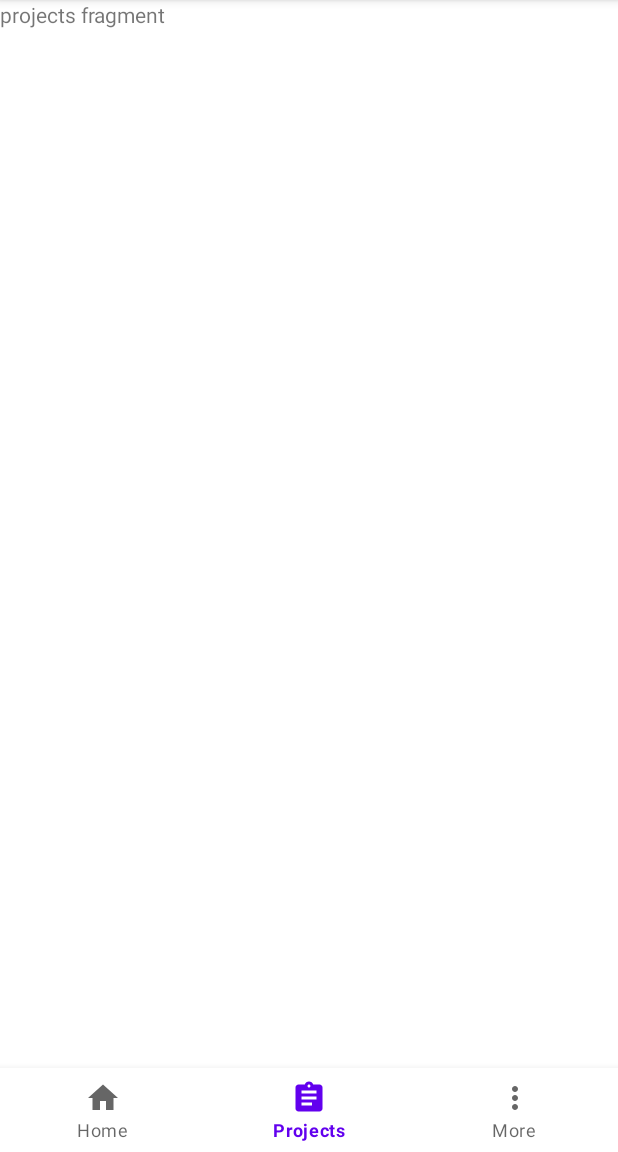
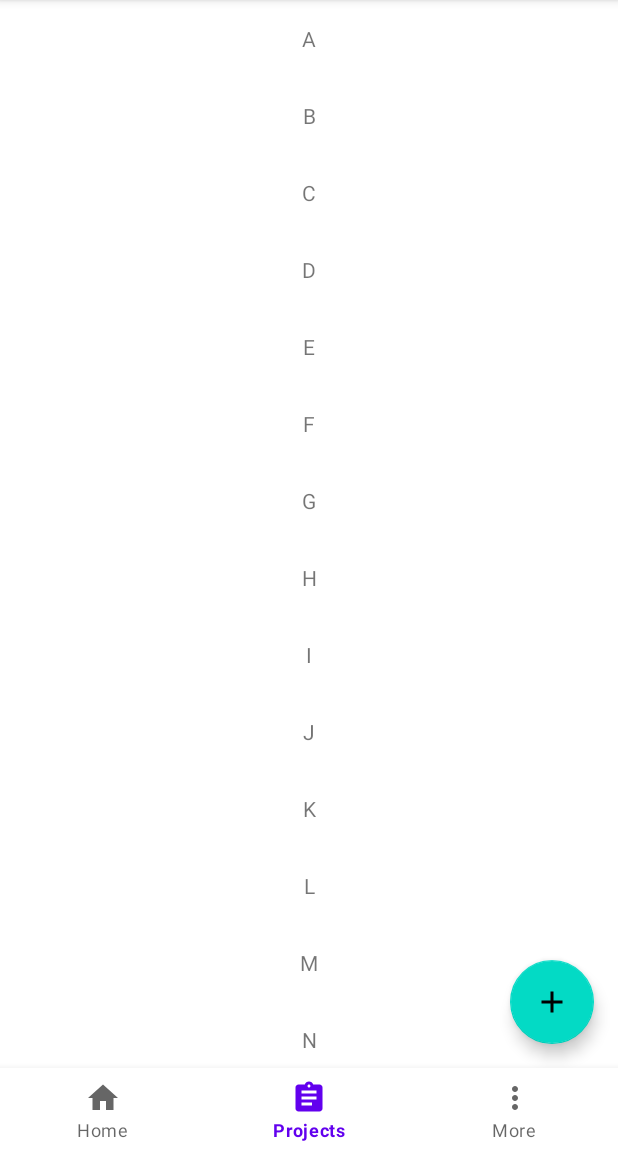
Before and after one commit to AlistairM13/DummyE2EAndroid, an Android app: the ProjectsFragment screen opened through its navigation route, on a phone screen of 412 x 824 dp, the part 84-1236 px from its top. Run offline under Robolectric (Android 15) with nearby library versions, the phone set to English and light mode, and no system bars; our stand-ins replace navigation-ui.

Commit message:
fill with dummy data, dummy map and dummy projects in rv

```diff
--- a/app/build.gradle
+++ b/app/build.gradle
@@ -1,6 +1,7 @@
 plugins {
     id 'com.android.application'
     id 'org.jetbrains.kotlin.android'
+    id 'com.google.android.libraries.mapsplatform.secrets-gradle-plugin'
 }
 
 android {
@@ -43,6 +44,7 @@ dependencies {
     implementation 'androidx.constraintlayout:constraintlayout:2.1.4'
     implementation "androidx.navigation:navigation-fragment:2.5.3"
     implementation "androidx.navigation:navigation-ui:2.5.3"
+    implementation 'com.google.android.gms:play-services-maps:18.1.0'
     testImplementation 'junit:junit:4.13.2'
     androidTestImplementation 'androidx.test.ext:junit:1.1.3'
     androidTestImplementation 'androidx.test.espresso:espresso-core:3.4.0'
--- a/app/src/main/java/com/alistair/tdlogin/ui/HomeFragment.kt
+++ b/app/src/main/java/com/alistair/tdlogin/ui/HomeFragment.kt
@@ -1,25 +1,47 @@
 package com.alistair.tdlogin.ui
 
+import androidx.fragment.app.Fragment
+
 import android.os.Bundle
-import androidx.fragment.app.Fragment
 import android.view.LayoutInflater
 import android.view.View
 import android.view.ViewGroup
 import com.alistair.tdlogin.R
 
+import com.google.android.gms.maps.CameraUpdateFactory
+import com.google.android.gms.maps.OnMapReadyCallback
+import com.google.android.gms.maps.SupportMapFragment
+import com.google.android.gms.maps.model.LatLng
+import com.google.android.gms.maps.model.MarkerOptions
+
 class HomeFragment : Fragment() {
 
-    override fun onCreate(savedInstanceState: Bundle?) {
-        super.onCreate(savedInstanceState)
-
+    private val callback = OnMapReadyCallback { googleMap ->
+        /**
+         * Manipulates the map once available.
+         * This callback is triggered when the map is ready to be used.
+         * This is where we can add markers or lines, add listeners or move the camera.
+         * In this case, we just add a marker near Sydney, Australia.
+         * If Google Play services is not installed on the device, the user will be prompted to
+         * install it inside the SupportMapFragment. This method will only be triggered once the
+         * user has installed Google Play services and returned to the app.
+         */
+        val sydney = LatLng(-34.0, 151.0)
+        googleMap.addMarker(MarkerOptions().position(sydney).title("Marker in Sydney"))
+        googleMap.moveCamera(CameraUpdateFactory.newLatLng(sydney))
     }
 
     override fun onCreateView(
-        inflater: LayoutInflater, container: ViewGroup?,
+        inflater: LayoutInflater,
+        container: ViewGroup?,
         savedInstanceState: Bundle?,
     ): View? {
-        // Inflate the layout for this fragment
         return inflater.inflate(R.layout.fragment_home, container, false)
     }
 
+    override fun onViewCreated(view: View, savedInstanceState: Bundle?) {
+        super.onViewCreated(view, savedInstanceState)
+        val mapFragment = childFragmentManager.findFragmentById(R.id.map) as SupportMapFragment?
+        mapFragment?.getMapAsync(callback)
+    }
 }
--- a/app/src/main/java/com/alistair/tdlogin/ui/ProjectsFragment.kt
+++ /dev/null
@@ -1,60 +0,0 @@
-package com.alistair.tdlogin.ui
-
-import android.os.Bundle
-import androidx.fragment.app.Fragment
-import android.view.LayoutInflater
-import android.view.View
-import android.view.ViewGroup
-import com.alistair.tdlogin.R
-
-// TODO: Rename parameter arguments, choose names that match
-// the fragment initialization parameters, e.g. ARG_ITEM_NUMBER
-private const val ARG_PARAM1 = "param1"
-private const val ARG_PARAM2 = "param2"
-
-/**
- * A simple [Fragment] subclass.
- * Use the [ProjectsFragment.newInstance] factory method to
- * create an instance of this fragment.
- */
-class ProjectsFragment : Fragment() {
-    // TODO: Rename and change types of parameters
-    private var param1: String? = null
-    private var param2: String? = null
-
-    override fun onCreate(savedInstanceState: Bundle?) {
-        super.onCreate(savedInstanceState)
-        arguments?.let {
-            param1 = it.getString(ARG_PARAM1)
-            param2 = it.getString(ARG_PARAM2)
-        }
-    }
-
-    override fun onCreateView(
-        inflater: LayoutInflater, container: ViewGroup?,
-        savedInstanceState: Bundle?,
-    ): View? {
-        // Inflate the layout for this fragment
-        return inflater.inflate(R.layout.fragment_projects, container, false)
-    }
-
-    companion object {
-        /**
-         * Use this factory method to create a new instance of
-         * this fragment using the provided parameters.
-         *
-         * @param param1 Parameter 1.
-         * @param param2 Parameter 2.
-         * @return A new instance of fragment ProjectsFragment.
-         */
-        // TODO: Rename and change types and number of parameters
-        @JvmStatic
-        fun newInstance(param1: String, param2: String) =
-            ProjectsFragment().apply {
-                arguments = Bundle().apply {
-                    putString(ARG_PARAM1, param1)
-                    putString(ARG_PARAM2, param2)
-                }
-            }
-    }
-}
--- /dev/null
+++ b/app/src/main/java/com/alistair/tdlogin/ui/projects/ProjectsFragment.kt
@@ -0,0 +1,35 @@
+package com.alistair.tdlogin.ui.projects
+
+import android.os.Bundle
+import androidx.fragment.app.Fragment
+import android.view.LayoutInflater
+import android.view.View
+import android.view.ViewGroup
+import androidx.recyclerview.widget.LinearLayoutManager
+import androidx.recyclerview.widget.RecyclerView
+import com.alistair.tdlogin.R
+import com.alistair.tdlogin.databinding.FragmentProjectsBinding
+
+class ProjectsFragment : Fragment() {
+
+    private var _binding :FragmentProjectsBinding? = null
+    private val binding get() = _binding!!
+private lateinit var recyclerView :RecyclerView
+    override fun onCreateView(
+        inflater: LayoutInflater, container: ViewGroup?,
+        savedInstanceState: Bundle?,
+    ): View? {
+        // Inflate the layout for this fragment
+        _binding = FragmentProjectsBinding.inflate(inflater, container, false)
+        return binding.root
+    }
+
+    override fun onViewCreated(view: View, savedInstanceState: Bundle?) {
+        super.onViewCreated(view, savedInstanceState)
+        recyclerView = binding.rvProjectsList
+        val projects = ('A').rangeTo('Z').toList()
+        recyclerView.adapter = ProjectsListAdapter(projects)
+        recyclerView.layoutManager = LinearLayoutManager(requireContext())
+    }
+
+}
--- /dev/null
+++ b/app/src/main/java/com/alistair/tdlogin/ui/projects/ProjectsListAdapter.kt
@@ -0,0 +1,25 @@
+package com.alistair.tdlogin.ui.projects
+
+import android.text.Layout
+import android.view.LayoutInflater
+import android.view.ViewGroup
+import androidx.recyclerview.widget.RecyclerView
+import com.alistair.tdlogin.databinding.ProjectsSingleItemBinding
+
+class ProjectsListAdapter( val projects: List<Char>) : RecyclerView.Adapter<ProjectsListAdapter.ViewHolder>() {
+
+    inner class ViewHolder(val binding: ProjectsSingleItemBinding) :
+        RecyclerView.ViewHolder(binding.root)
+
+    override fun onCreateViewHolder(parent: ViewGroup, viewType: Int): ViewHolder {
+        val binding = ProjectsSingleItemBinding.inflate(LayoutInflater.from(parent.context), parent, false)
+        return ViewHolder(binding)
+    }
+
+    override fun onBindViewHolder(holder: ViewHolder, position: Int) {
+        holder.binding.tvProjectName.text = projects[position].toString()
+    }
+
+    override fun getItemCount() = projects.size
+
+}
--- /dev/null
+++ b/app/src/main/res/drawable/ic_add_new.xml
@@ -0,0 +1,5 @@
+<vector android:height="24dp" android:tint="#000000"
+    android:viewportHeight="24" android:viewportWidth="24"
+    android:width="24dp" xmlns:android="http://schemas.android.com/apk/res/android">
+    <path android:fillColor="@android:color/white" android:pathData="M19,13h-6v6h-2v-6H5v-2h6V5h2v6h6v2z"/>
+</vector>
--- a/app/src/main/res/layout/fragment_projects.xml
+++ b/app/src/main/res/layout/fragment_projects.xml
@@ -1,14 +1,28 @@
 <?xml version="1.0" encoding="utf-8"?>
-<FrameLayout xmlns:android="http://schemas.android.com/apk/res/android"
+<androidx.constraintlayout.widget.ConstraintLayout xmlns:android="http://schemas.android.com/apk/res/android"
+    xmlns:app="http://schemas.android.com/apk/res-auto"
     xmlns:tools="http://schemas.android.com/tools"
     android:layout_width="match_parent"
     android:layout_height="match_parent"
-    tools:context=".ui.ProjectsFragment">
+    tools:context=".ui.projects.ProjectsFragment">
 
-    <!-- TODO: Update blank fragment layout -->
-    <TextView
+    <androidx.recyclerview.widget.RecyclerView
+        android:id="@+id/rvProjectsList"
         android:layout_width="match_parent"
         android:layout_height="match_parent"
-        android:text="projects fragment" />
+        app:layout_constraintBottom_toBottomOf="parent"
+        app:layout_constraintEnd_toEndOf="parent"
+        app:layout_constraintStart_toStartOf="parent"
+        app:layout_constraintTop_toTopOf="parent" />
 
-</FrameLayout>
+    <com.google.android.material.floatingactionbutton.FloatingActionButton
+        android:id="@+id/fabCreateNewProject"
+        android:layout_width="wrap_content"
+        android:layout_height="wrap_content"
+        android:layout_marginEnd="16dp"
+        android:layout_marginBottom="16dp"
+        android:clickable="true"
+        android:src="@drawable/ic_add_new"
+        app:layout_constraintBottom_toBottomOf="parent"
+        app:layout_constraintEnd_toEndOf="parent" />
+</androidx.constraintlayout.widget.ConstraintLayout>
--- /dev/null
+++ b/app/src/main/res/layout/projects_single_item.xml
@@ -0,0 +1,19 @@
+<?xml version="1.0" encoding="utf-8"?>
+<androidx.constraintlayout.widget.ConstraintLayout xmlns:android="http://schemas.android.com/apk/res/android"
+    xmlns:app="http://schemas.android.com/apk/res-auto"
+    xmlns:tools="http://schemas.android.com/tools"
+    android:layout_width="match_parent"
+    android:layout_height="wrap_content">
+
+    <TextView
+        android:id="@+id/tvProjectName"
+        android:layout_width="wrap_content"
+        android:layout_height="wrap_content"
+        android:layout_marginTop="16dp"
+        android:layout_marginBottom="16dp"
+        android:text="Project 1"
+        app:layout_constraintBottom_toBottomOf="parent"
+        app:layout_constraintEnd_toEndOf="parent"
+        app:layout_constraintStart_toStartOf="parent"
+        app:layout_constraintTop_toTopOf="parent" />
+</androidx.constraintlayout.widget.ConstraintLayout>
--- a/app/src/main/res/navigation/nav_graph.xml
+++ b/app/src/main/res/navigation/nav_graph.xml
@@ -8,11 +8,12 @@
     <fragment
         android:id="@+id/homeFragment"
         android:name="com.alistair.tdlogin.ui.HomeFragment"
-        android:label="fragment_home"
+        android:label="fragment_maps"
         tools:layout="@layout/fragment_home" />
+
     <fragment
         android:id="@+id/projectsFragment"
-        android:name="com.alistair.tdlogin.ui.ProjectsFragment"
+        android:name="com.alistair.tdlogin.ui.projects.ProjectsFragment"
         android:label="fragment_projects"
         tools:layout="@layout/fragment_projects" />
     <fragment
@@ -20,4 +21,5 @@
         android:name="com.alistair.tdlogin.ui.MoreFragment"
         android:label="fragment_more"
         tools:layout="@layout/fragment_more" />
+
 </navigation>
--- a/build.gradle
+++ b/build.gradle
@@ -3,4 +3,5 @@ plugins {
     id 'com.android.application' version '7.3.1' apply false
     id 'com.android.library' version '7.3.1' apply false
     id 'org.jetbrains.kotlin.android' version '1.7.20' apply false
+    id 'com.google.android.libraries.mapsplatform.secrets-gradle-plugin' version '2.0.1' apply false
 }
```
Also changed, not shown: app/src/main/AndroidManifest.xml (+22 -6 lines), app/src/main/res/layout/fragment_home.xml (+22 -9 lines).
